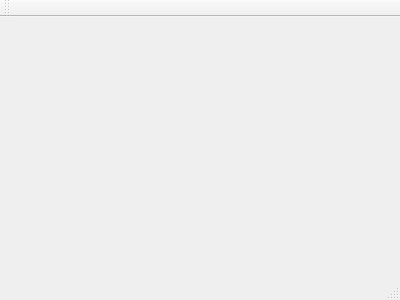
Above: mainwindow.ui from ynonp/qtestlib-code-example-1apr before the change. Below: the same form after it.
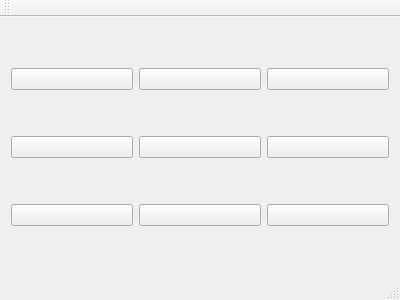
That is the form after the change.

```diff
--- a/mainwindow.ui
+++ b/mainwindow.ui
@@ -12,13 +12,94 @@
   <property name="windowTitle" >
    <string>MainWindow</string>
   </property>
-  <widget class="QMenuBar" name="menuBar" />
-  <widget class="QToolBar" name="mainToolBar" />
-  <widget class="QWidget" name="centralWidget" />
-  <widget class="QStatusBar" name="statusBar" />
+  <widget class="QWidget" name="centralWidget">
+   <layout class="QGridLayout" name="gridLayout">
+    <item row="0" column="0">
+     <widget class="QPushButton" name="pushButton_00">
+      <property name="text">
+       <string/>
+      </property>
+     </widget>
+    </item>
+    <item row="0" column="1">
+     <widget class="QPushButton" name="pushButton_01">
+      <property name="text">
+       <string/>
+      </property>
+     </widget>
+    </item>
+    <item row="0" column="2">
+     <widget class="QPushButton" name="pushButton_02">
+      <property name="text">
+       <string/>
+      </property>
+     </widget>
+    </item>
+    <item row="1" column="0">
+     <widget class="QPushButton" name="pushButton_10">
+      <property name="text">
+       <string/>
+      </property>
+     </widget>
+    </item>
+    <item row="1" column="1">
+     <widget class="QPushButton" name="pushButton_11">
+      <property name="text">
+       <string/>
+      </property>
+     </widget>
+    </item>
+    <item row="1" column="2">
+     <widget class="QPushButton" name="pushButton_12">
+      <property name="text">
+       <string/>
+      </property>
+     </widget>
+    </item>
+    <item row="2" column="0">
+     <widget class="QPushButton" name="pushButton_20">
+      <property name="text">
+       <string/>
+      </property>
+     </widget>
+    </item>
+    <item row="2" column="1">
+     <widget class="QPushButton" name="pushButton_21">
+      <property name="text">
+       <string/>
+      </property>
+     </widget>
+    </item>
+    <item row="2" column="2">
+     <widget class="QPushButton" name="pushButton_22">
+      <property name="text">
+       <string/>
+      </property>
+     </widget>
+    </item>
+   </layout>
+  </widget>
+  <widget class="QMenuBar" name="menuBar">
+   <property name="geometry">
+    <rect>
+     <x>0</x>
+     <y>0</y>
+     <width>400</width>
+     <height>22</height>
+    </rect>
+   </property>
+  </widget>
+  <widget class="QToolBar" name="mainToolBar">
+   <attribute name="toolBarArea">
+    <enum>TopToolBarArea</enum>
+   </attribute>
+   <attribute name="toolBarBreak">
+    <bool>false</bool>
+   </attribute>
+  </widget>
+  <widget class="QStatusBar" name="statusBar"/>
  </widget>
- <layoutDefault spacing="6" margin="11" />
- <pixmapfunction></pixmapfunction>
+ <layoutdefault spacing="6" margin="11"/>
  <resources/>
  <connections/>
 </ui>
```
Left out of the diff: 7 changed lines with no effect on the pictures.
